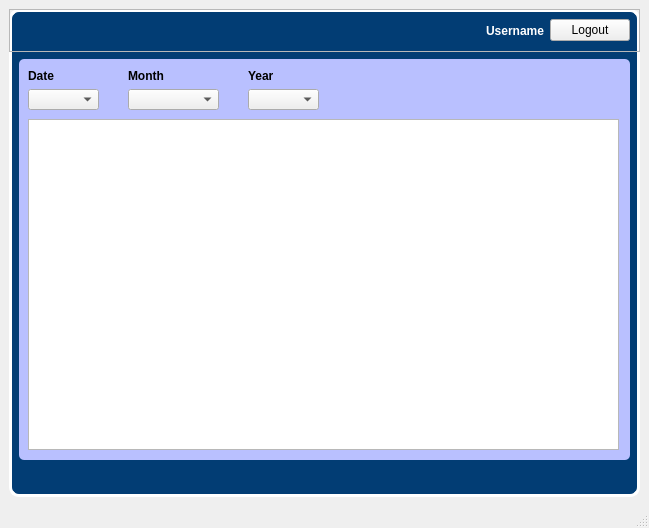
This is Views/parkingcontroller.ui in PPL48/AxeApolloStation as Qt 5 draws it before an edit. The edited form follows.
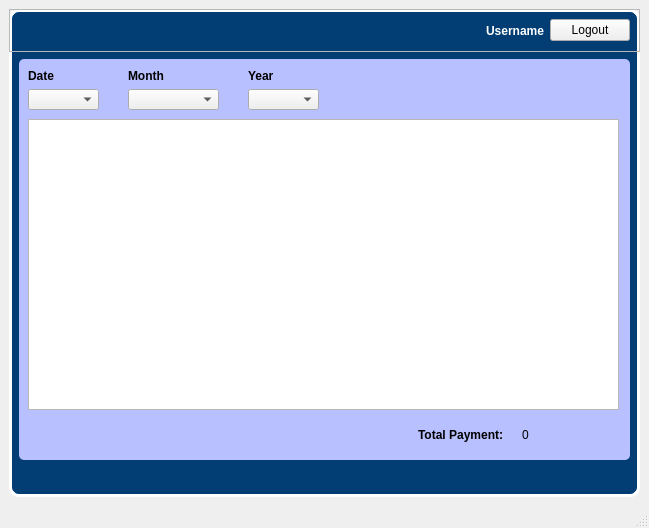
This is the edited form.

```diff
--- a/Views/parkingcontroller.ui
+++ b/Views/parkingcontroller.ui
@@ -206,12 +206,44 @@
           <x>9</x>
           <y>60</y>
           <width>591</width>
-          <height>331</height>
+          <height>291</height>
          </rect>
         </property>
         <layout class="QVBoxLayout" name="verticalLayout_5">
          <item>
-          <widget class="QColumnView" name="columnView"/>
+          <widget class="QTableWidget" name="tableWidget"/>
+         </item>
+        </layout>
+       </widget>
+       <widget class="QWidget" name="horizontalLayoutWidget">
+        <property name="geometry">
+         <rect>
+          <x>399</x>
+          <y>360</y>
+          <width>201</width>
+          <height>31</height>
+         </rect>
+        </property>
+        <layout class="QHBoxLayout" name="horizontalLayout">
+         <item>
+          <widget class="QLabel" name="label_4">
+           <property name="font">
+            <font>
+             <weight>75</weight>
+             <bold>true</bold>
+            </font>
+           </property>
+           <property name="text">
+            <string>Total Payment:</string>
+           </property>
+          </widget>
+         </item>
+         <item>
+          <widget class="QLabel" name="label_5">
+           <property name="text">
+            <string>0</string>
+           </property>
+          </widget>
          </item>
         </layout>
        </widget>
```
